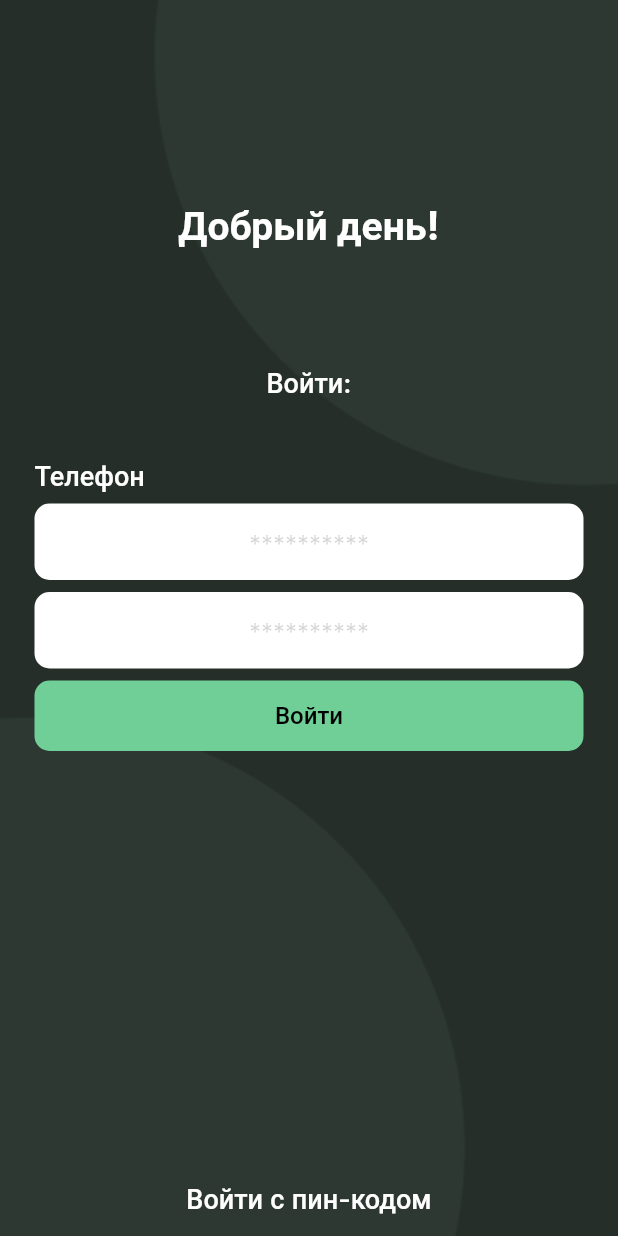
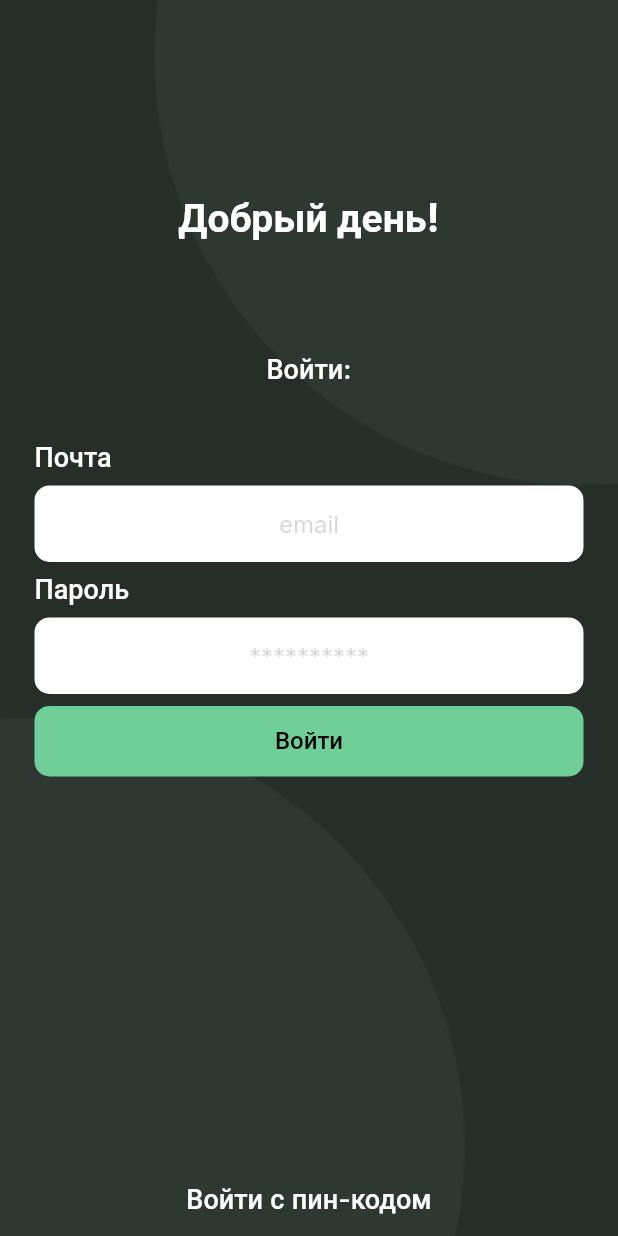
Before and after one commit to artemka-web3/IamAppV2, a Flutter app: the screen it shows after launch, on a phone screen of 412 x 824 dp. Run offline on Flutter 3.47's test engine with Material 2 defaults, Android fonts, the phone set to English and light mode, and no system bars; our stand-ins replace bloc, firebase_auth, firebase_core, firebase_database, firebase_messaging, flutter_bloc and 8 more; missing offline and left inert: syncfusion_flutter_xlsio; accounts and stored records are empty; project files that could hold a hidden picture were left out.

Commit message:
fix auth

```diff
--- a/lib/pages/add_info.dart
+++ b/lib/pages/add_info.dart
@@ -225,7 +225,7 @@ class _AddInfoState extends State<AddInfo> {
                           itemCount: controllerFilms.length,
                           itemBuilder: (context, index) {
                             return TextForm(
-                              controller: controllerBooks[index],
+                              controller: controllerFilms[index],
                             );
                           }),
                     ),
--- a/lib/pages/auth/logic/bloc/auth_bloc.dart
+++ b/lib/pages/auth/logic/bloc/auth_bloc.dart
@@ -14,6 +14,7 @@ class AuthBloc extends Bloc<AuthBlocEvent, AuthInitial> {
   final PhoneAuthRepository phoneAuthRepository;
 
   AuthBloc({required this.phoneAuthRepository}) : super(AuthInitial()) {
+    on<DeleteAcc>((event, emit) => emit(AuthInitial()));
     // Когда пользователь нажмет на кнопку отправки, это событие будет запущено
     on<SendOtpToPhoneEvent>((event, emit) async {
       emit(AuthLoading());
@@ -26,8 +27,20 @@ class AuthBloc extends Bloc<AuthBlocEvent, AuthInitial> {
           await auth.signInWithEmailAndPassword(
               email: event.phone, password: event.password);
         } else {
+          try {
             await auth.createUserWithEmailAndPassword(
                 email: event.phone, password: event.password);
+          } catch (e) {
+            if (e is FirebaseAuthException) {
+              if ((e as FirebaseAuthException).code == "email-already-in-use") {
+                UserCredential userCredential;
+
+                await auth.signInWithEmailAndPassword(
+                    email: event.phone, password: event.password);
+              }
+            } else {
+              print(e);
+            }
           }
           var subscription;
           subscription = auth.authStateChanges().listen((user) async {
@@ -44,6 +57,7 @@ class AuthBloc extends Bloc<AuthBlocEvent, AuthInitial> {
             }
             add(OnPhoneAuthVerificationCompleteEvent(parser));
           });
+        }
       } catch (e) {
         emit(PhoneAuthError(error: e.toString()));
       }
--- a/lib/pages/auth/logic/bloc/auth_bloc_event.dart
+++ b/lib/pages/auth/logic/bloc/auth_bloc_event.dart
@@ -5,6 +5,10 @@ abstract class AuthBlocEvent {
   final String phone;
 
   AuthBlocEvent(this.phone);
+}
+
+class DeleteAcc extends AuthBlocEvent {
+  DeleteAcc(super.phone);
 }
 
 class SendOtpToPhoneEvent extends AuthBlocEvent {
--- a/lib/pages/auth/sign_in.dart
+++ b/lib/pages/auth/sign_in.dart
@@ -7,6 +7,7 @@ import 'package:i_am_app/pages/auth/logic/log_in.dart';
 import 'package:i_am_app/pages/auth/password_recovery.dart';
 import 'package:i_am_app/pages/auth/otp.dart';
 import 'package:i_am_app/pages/earning_spending/plan.dart';
+import 'package:shared_preferences/shared_preferences.dart';
 
 class SignIn extends StatelessWidget {
   TextEditingController emailController = TextEditingController();
@@ -18,6 +19,16 @@ class SignIn extends StatelessWidget {
 
   @override
   Widget build(BuildContext context) {
+    return FutureBuilder(
+        future: SharedPreferences.getInstance(),
+        builder: (context, snapshot) {
+          if (snapshot.hasData == false || snapshot.data == null) {
+            return const Center(
+              child: CircularProgressIndicator(
+                color: Colors.black,
+              ),
+            );
+          }
           return BlocBuilder<AuthBloc, AuthInitial>(
             builder: (context, state) {
               WidgetsBinding.instance.addPostFrameCallback((timeStamp) {
@@ -37,7 +48,8 @@ class SignIn extends StatelessWidget {
                   );
                 }
 
-          if (state is PhoneAuthVerified) {
+                if (state is PhoneAuthVerified &&
+                    snapshot.data!.getString('phone') != null) {
                   Navigator.of(context).push(
                     MaterialPageRoute(
                       builder: (context) => LogIn(),
@@ -85,7 +97,7 @@ class SignIn extends StatelessWidget {
                         const Align(
                           alignment: Alignment.centerLeft,
                           child: Text(
-                      "Телефон",
+                            "Почта",
                             style: TextStyle(
                               fontSize: 18,
                               color: Colors.white,
@@ -111,7 +123,7 @@ class SignIn extends StatelessWidget {
                                   textAlign: TextAlign.center,
                                   style: Theme.of(context).textTheme.bodyMedium,
                                   decoration: const InputDecoration(
-                              hintText: "**********",
+                                    hintText: "email",
                                     hintStyle: TextStyle(
                                       fontSize: 16,
                                       color: Color.fromARGB(50, 37, 46, 41),
@@ -123,6 +135,20 @@ class SignIn extends StatelessWidget {
                                 ),
                               ),
                             ],
+                          ),
+                        ),
+                        const SizedBox(
+                          height: 8.0,
+                        ),
+                        const Align(
+                          alignment: Alignment.centerLeft,
+                          child: Text(
+                            "Пароль",
+                            style: TextStyle(
+                              fontSize: 18,
+                              color: Colors.white,
+                              fontWeight: FontWeight.w500,
+                            ),
                           ),
                         ),
                         const SizedBox(
@@ -162,7 +188,8 @@ class SignIn extends StatelessWidget {
                         GestureDetector(
                           onTap: () {
                             context.read<AuthBloc>().add(
-                            SendOtpToPhoneEvent(emailController.text.trim(),
+                                  SendOtpToPhoneEvent(
+                                      emailController.text.trim(),
                                       passwordController.text.trim()),
                                 );
                           },
@@ -200,8 +227,8 @@ class SignIn extends StatelessWidget {
                         ),
                         //Кнопку удалить
                         TextButton(
-                    onPressed: () => Navigator.of(context)
-                        .push(MaterialPageRoute(builder: (context) => LogIn())),
+                          onPressed: () => Navigator.of(context).push(
+                              MaterialPageRoute(builder: (context) => LogIn())),
                           child: Text(
                             "Войти с пин-кодом",
                             style: Theme.of(context).textTheme.titleMedium,
@@ -214,5 +241,6 @@ class SignIn extends StatelessWidget {
               );
             },
           );
+        });
   }
 }
--- a/lib/pages/bloc/bloc/user_bloc.dart
+++ b/lib/pages/bloc/bloc/user_bloc.dart
@@ -23,6 +23,7 @@ class UserBloc extends Bloc<UserEvent, UserState> {
         pref.remove('phone');
         pref.remove('entered');
         pref.remove('pin');
+        FirebaseAuth.instance.signOut();
         await databaseService.deleteAcc(event.phone);
         emit(UserState(user: custom.User(phone: '-1')));
       } catch (e) {
--- a/lib/pages/diary/new_node.dart
+++ b/lib/pages/diary/new_node.dart
@@ -301,7 +301,7 @@ class NewNode extends StatelessWidget {
                             }
                           }
                           for (var i = 0; i < birthday.length; i++) {
-                            if (birthday[i].text == "") {
+                            if (birthday[i].text == "" && calls.length > 1) {
                               birthday.removeAt(i);
                             }
                             if (birthday[i].text != "") {
```
Also changed, not shown: lib/pages/auth/logic/log_in.dart (+4 -9 lines), lib/pages/goals/new_goal.dart (+4 -3 lines), lib/pages/settings.dart (+6 -1 lines). Lines whose indentation alone changed are shown as unchanged.
